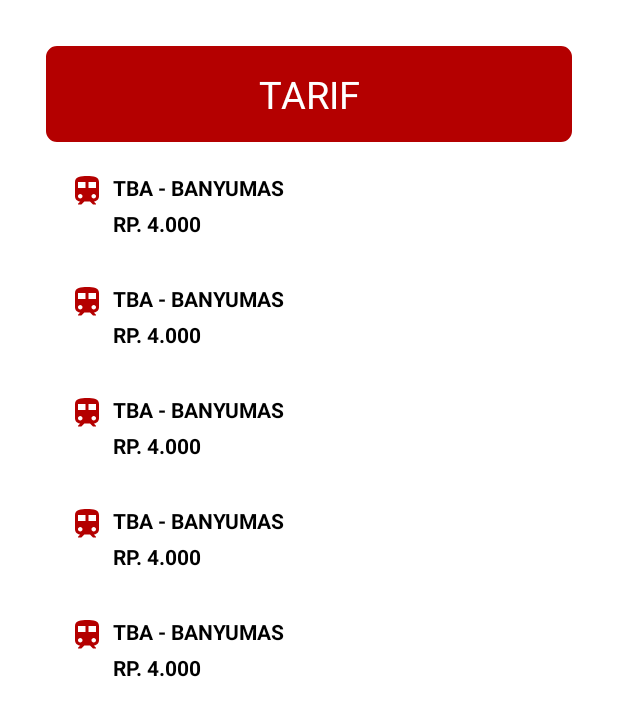
After one commit to mfyasykur/TraBas-Access, an Android app: the layout fragment_tarif.xml on its own in the app's theme, with its tools: preview values and no code run, on a phone screen of 412 x 824 dp. The commit adds this screen. Shown: the top 716 px of the screen. Run offline under Robolectric (Android 15) with nearby library versions, the phone set to English and light mode, and no system bars.

Commit message:
tarif_fragment added

```diff
--- /dev/null
+++ b/app/src/main/java/com/ppb/trabas_access/fragments/TarifFragment.kt
@@ -0,0 +1,12 @@
+package com.ppb.trabas_access.fragments
+
+import androidx.appcompat.app.AppCompatActivity
+import android.os.Bundle
+import com.ppb.trabas_access.R
+
+class TarifFragment : AppCompatActivity() {
+    override fun onCreate(savedInstanceState: Bundle?) {
+        super.onCreate(savedInstanceState)
+        setContentView(R.layout.fragment_tarif)
+    }
+}
--- a/app/src/main/res/layout/activity_login.xml
+++ b/app/src/main/res/layout/activity_login.xml
@@ -90,7 +90,7 @@
             android:layout_width="48dp"
             android:layout_height="48dp"
             android:layout_margin="20dp"
-            android:src="@drawable/google" />
+            android:src="@raw/google" />
 
         <ImageView
             android:layout_width="48dp"
@@ -99,7 +99,7 @@
             android:layout_marginTop="20dp"
             android:layout_marginEnd="20dp"
             android:layout_marginBottom="20dp"
-            android:src="@drawable/facebook" />
+            android:src="@raw/facebook" />
     </LinearLayout>
 
 </RelativeLayout>
--- a/app/src/main/res/layout/activity_splash.xml
+++ b/app/src/main/res/layout/activity_splash.xml
@@ -12,7 +12,7 @@
     <ImageView
         android:layout_width="205dp"
         android:layout_height="236dp"
-        android:src="@drawable/logo_trabas1" />
+        android:src="@raw/logo_trabas1" />
 
     <ProgressBar
         style="@style/Widget.AppCompat.ProgressBar.Horizontal"
--- /dev/null
+++ b/app/src/main/res/layout/fragment_tarif.xml
@@ -0,0 +1,233 @@
+<?xml version="1.0" encoding="utf-8"?>
+<ScrollView xmlns:android="http://schemas.android.com/apk/res/android"
+    xmlns:app="http://schemas.android.com/apk/res-auto"
+    xmlns:tools="http://schemas.android.com/tools"
+    android:layout_width="match_parent"
+    android:layout_height="match_parent"
+    android:orientation="vertical"
+    tools:context=".MainActivity">
+
+    <LinearLayout
+        android:layout_width="match_parent"
+        android:layout_height="match_parent"
+        android:orientation="vertical"
+        android:padding="25dp">
+
+        <TextView
+            android:layout_width="match_parent"
+            android:layout_height="match_parent"
+            android:text="TARIF"
+            android:textSize="25dp"
+            android:layout_gravity="center"
+            android:textAlignment="center"
+            android:padding="20dp"
+            android:textColor="@color/white"
+            android:background="@drawable/border"/>
+
+
+        <RelativeLayout
+            android:layout_width="match_parent"
+            android:layout_height="wrap_content"
+            android:orientation="vertical"
+            android:padding="15dp">
+
+            <ImageView
+                android:id="@+id/imageView1"
+                android:layout_marginLeft="5dp"
+                android:layout_width="wrap_content"
+                android:layout_height="wrap_content"
+                android:layout_gravity="center_vertical"
+                android:src="@drawable/train"/>
+
+            <TextView
+                android:id="@+id/textView1"
+                android:layout_width="wrap_content"
+                android:layout_height="wrap_content"
+                android:layout_gravity="center_vertical"
+                android:layout_marginLeft="5dp"
+                android:layout_toRightOf="@+id/imageView1"
+                android:text="TBA - BANYUMAS"
+                android:textColor="@android:color/black"
+                android:textSize="14dp"
+                android:textStyle="bold"
+                tools:ignore="TextSizeCheck" />
+
+            <TextView
+                android:layout_width="wrap_content"
+                android:layout_height="wrap_content"
+                android:layout_gravity="center_vertical"
+                android:layout_marginLeft="5dp"
+                android:text="RP. 4.000"
+                android:layout_below="@+id/imageView1"
+                android:textSize="14dp"
+                android:layout_toRightOf="@id/imageView1"
+                android:textStyle="bold"
+                android:textColor="@color/black"
+                tools:ignore="TextSizeCheck" />
+        </RelativeLayout>
+
+        <RelativeLayout
+            android:layout_width="match_parent"
+            android:layout_height="wrap_content"
+            android:orientation="vertical"
+            android:padding="15dp">
+
+            <ImageView
+                android:layout_marginLeft="5dp"
+                android:layout_width="wrap_content"
+                android:layout_height="wrap_content"
+                android:layout_gravity="center_vertical"
+                android:src="@drawable/train"
+                android:id="@+id/imageView2"/>
+
+            <TextView
+                android:layout_width="wrap_content"
+                android:layout_height="wrap_content"
+                android:layout_gravity="center_vertical"
+                android:layout_marginLeft="5dp"
+                android:layout_toRightOf="@+id/imageView2"
+                android:text="TBA - BANYUMAS"
+                android:textColor="@android:color/black"
+                android:textSize="14dp"
+                android:textStyle="bold"
+                tools:ignore="TextSizeCheck,TextSizeCheck" />
+
+            <TextView
+                android:id="@+id/textView2"
+                android:layout_width="wrap_content"
+                android:layout_height="wrap_content"
+                android:layout_gravity="center_vertical"
+                android:layout_marginLeft="5dp"
+                android:text="RP. 4.000"
+                android:textSize="14dp"
+                android:textStyle="bold"
+                android:textColor="@color/black"
+                tools:ignore="TextSizeCheck"
+                android:layout_below="@id/imageView2"
+                android:layout_toRightOf="@id/imageView2"/>
+        </RelativeLayout>
+
+        <RelativeLayout
+            android:layout_width="match_parent"
+            android:layout_height="wrap_content"
+            android:orientation="vertical"
+            android:padding="15dp">
+
+            <ImageView
+                android:layout_marginLeft="5dp"
+                android:layout_width="wrap_content"
+                android:layout_height="wrap_content"
+                android:layout_gravity="center_vertical"
+                android:src="@drawable/train"
+                android:id="@id/imageView3"/>
+
+            <TextView
+                android:layout_width="wrap_content"
+                android:layout_height="wrap_content"
+                android:layout_gravity="center_vertical"
+                android:layout_marginLeft="5dp"
+                android:layout_toRightOf="@+id/imageView3"
+                android:text="TBA - BANYUMAS"
+                android:textColor="@android:color/black"
+                android:textSize="14dp"
+                android:textStyle="bold"
+                tools:ignore="TextSizeCheck" />
+
+            <TextView
+                android:layout_width="wrap_content"
+                android:layout_height="wrap_content"
+                android:layout_gravity="center_vertical"
+                android:layout_marginLeft="5dp"
+                android:text="RP. 4.000"
+                android:textSize="14dp"
+                android:textStyle="bold"
+                android:textColor="@color/black"
+                tools:ignore="TextSizeCheck"
+                android:layout_below="@id/imageView3"
+                android:layout_toRightOf="@id/imageView3"/>
+
+        </RelativeLayout>
+
+        <RelativeLayout
+            android:layout_width="match_parent"
+            android:layout_height="wrap_content"
+            android:orientation="vertical"
+            android:padding="15dp">
+
+            <ImageView
+                android:layout_marginLeft="5dp"
+                android:layout_width="wrap_content"
+                android:layout_height="wrap_content"
+                android:layout_gravity="center_vertical"
+                android:src="@drawable/train"
+                android:id="@id/imageView4"/>
+
+            <TextView
+                android:layout_width="wrap_content"
+                android:layout_height="wrap_content"
+                android:layout_gravity="center_vertical"
+                android:layout_marginLeft="5dp"
+                android:layout_toRightOf="@+id/imageView4"
+                android:text="TBA - BANYUMAS"
+                android:textColor="@color/black"
+                android:textSize="14dp"
+                android:textStyle="bold"
+                tools:ignore="TextSizeCheck" />
+
+            <TextView
+                android:layout_width="wrap_content"
+                android:layout_height="wrap_content"
+                android:layout_gravity="center_vertical"
+                android:layout_marginLeft="5dp"
+                android:text="RP. 4.000"
+                android:textColor="@color/black"
+                android:textSize="14dp"
+                android:textStyle="bold"
+                tools:ignore="TextSizeCheck"
+                android:layout_toRightOf="@id/imageView4"
+                android:layout_below="@id/imageView4"/>
+        </RelativeLayout>
+
+        <RelativeLayout
+            android:layout_width="match_parent"
+            android:layout_height="wrap_content"
+            android:orientation="vertical"
+            android:padding="15dp">
+
+            <ImageView
+                android:layout_marginLeft="5dp"
+                android:layout_width="wrap_content"
+                android:layout_height="wrap_content"
+                android:layout_gravity="center_vertical"
+                android:src="@drawable/train"
+                android:id="@id/imageView5"/>
+
+            <TextView
+                android:layout_width="wrap_content"
+                android:layout_height="wrap_content"
+                android:layout_gravity="center_vertical"
+                android:layout_marginLeft="5dp"
+                android:layout_toRightOf="@+id/imageView5"
+                android:text="TBA - BANYUMAS"
+                android:textColor="@android:color/black"
+                android:textSize="14dp"
+                android:textStyle="bold"
+                tools:ignore="TextSizeCheck"/>
+
+            <TextView
+                android:layout_width="wrap_content"
+                android:layout_height="wrap_content"
+                android:layout_gravity="center_vertical"
+                android:layout_marginLeft="5dp"
+                android:text="RP. 4.000"
+                android:textSize="14dp"
+                android:textStyle="bold"
+                android:textColor="@color/black"
+                tools:ignore="TextSizeCheck"
+                android:layout_below="@id/imageView5"
+                android:layout_toRightOf="@id/imageView5"/>
+        </RelativeLayout>
+
+    </LinearLayout>
+
+</ScrollView>
```
Also changed, not shown: app/src/main/res/layout/fragment_profile.xml (+1 -7 lines).
